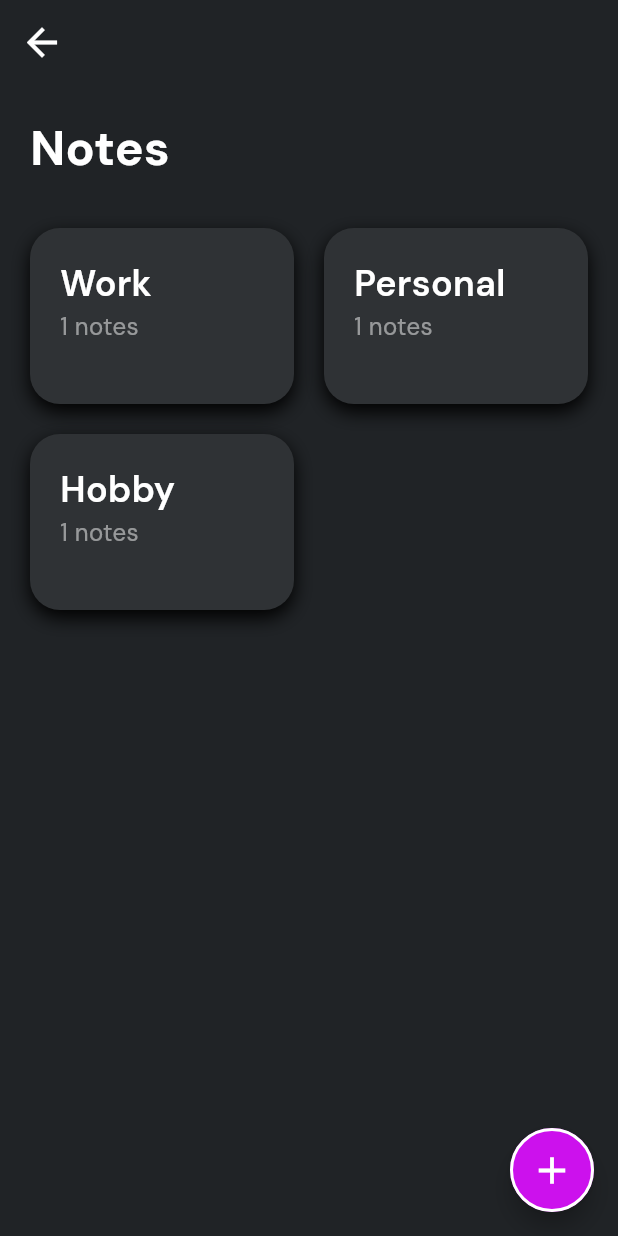
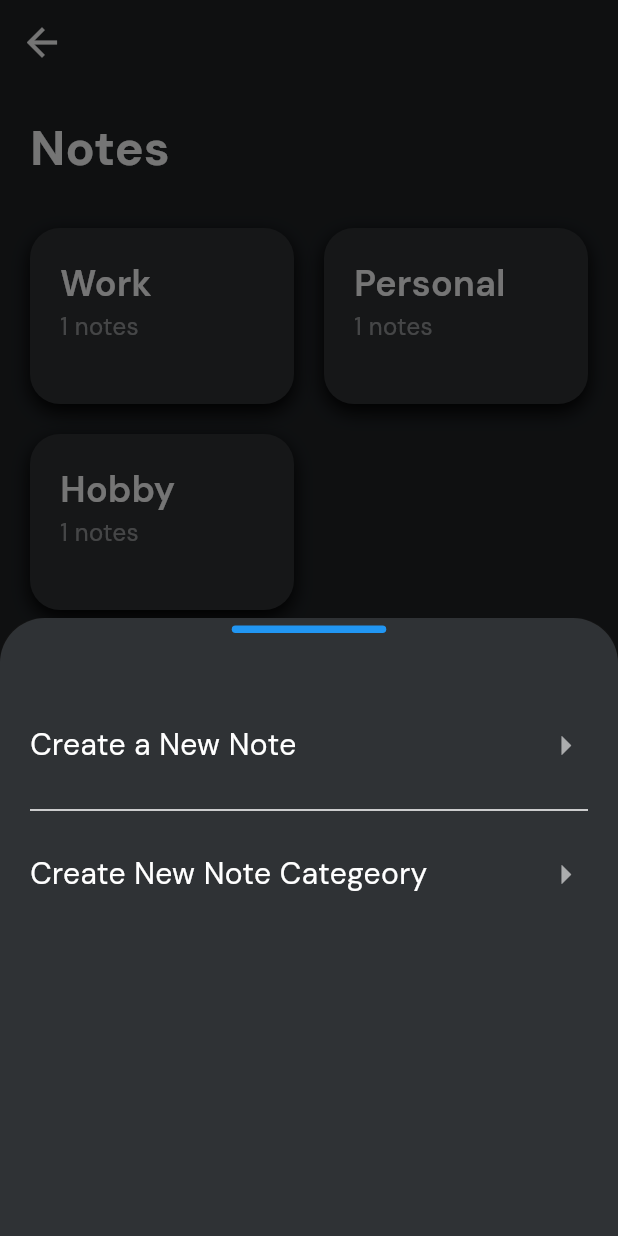
Before and after one commit to THARINDUnirmal/notes-sphere, a Flutter app: the NotesScreen screen opened by its route, after a tap on the "add" icon, on a phone screen of 412 x 824 dp. Run offline on Flutter 3.47's test engine with Material 3 defaults, Android fonts, the phone set to English and light mode, and no system bars; our stand-ins replace go_router, google_fonts, hive, hive_flutter; accounts and stored records are empty.

Commit message:
bottom sheet implement

```diff
--- a/lib/screens/notes_screen.dart
+++ b/lib/screens/notes_screen.dart
@@ -5,6 +5,7 @@ import 'package:notes_sphere/utils/app_constants.dart';
 import 'package:notes_sphere/utils/app_text_styles.dart';
 import 'package:notes_sphere/utils/colors.dart';
 import 'package:notes_sphere/utils/routers/app_routers.dart';
+import 'package:notes_sphere/widgets/input_bottom_sheet_widget.dart';
 import 'package:notes_sphere/widgets/notes_card.dart';
 
 class NotesScreen extends StatefulWidget {
@@ -51,6 +52,16 @@ class _NotesScreenState extends State<NotesScreen> {
     });
   }
 
+  //bottome sheet
+  void openBottomSheet() {
+    showModalBottomSheet(
+      context: context,
+      builder: (context) {
+        return InputBottomSheetWidget();
+      },
+    );
+  }
+
   @override
   Widget build(BuildContext context) {
     return Scaffold(
@@ -67,7 +78,8 @@ class _NotesScreenState extends State<NotesScreen> {
           ),
         ),
       ),
-      body: Padding(
+      body: SingleChildScrollView(
+        child: Padding(
           padding: const EdgeInsets.all(
             AppConstants.kDefaultPdding,
           ),
@@ -113,13 +125,15 @@ class _NotesScreenState extends State<NotesScreen> {
                           },
                           child: NotesCard(
                             cardTiltle: noteWithCategeory.keys.elementAt(index),
-                          noOfNotes:
-                              noteWithCategeory.values.elementAt(index).length,
+                            noOfNotes: noteWithCategeory.values
+                                .elementAt(index)
+                                .length,
                           ),
                         );
                       },
                     )
             ],
+          ),
         ),
       ),
       floatingActionButton: FloatingActionButton(
@@ -130,7 +144,9 @@ class _NotesScreenState extends State<NotesScreen> {
             color: AppColor.kWhiteColor,
           ),
         ),
-        onPressed: () {},
+        onPressed: () {
+          openBottomSheet();
+        },
         child: const Icon(
           Icons.add,
           color: AppColor.kWhiteColor,
--- /dev/null
+++ b/lib/widgets/input_bottom_sheet_widget.dart
@@ -0,0 +1,90 @@
+import 'package:flutter/material.dart';
+import 'package:notes_sphere/utils/app_constants.dart';
+import 'package:notes_sphere/utils/app_text_styles.dart';
+import 'package:notes_sphere/utils/colors.dart';
+
+class InputBottomSheetWidget extends StatefulWidget {
+  const InputBottomSheetWidget({super.key});
+
+  @override
+  State<InputBottomSheetWidget> createState() => _InputBottomSheetWidgetState();
+}
+
+class _InputBottomSheetWidgetState extends State<InputBottomSheetWidget> {
+  @override
+  Widget build(BuildContext context) {
+    return Container(
+      padding: const EdgeInsets.symmetric(
+        horizontal: AppConstants.kDefaultPdding,
+      ),
+      width: double.infinity,
+      height: MediaQuery.of(context).size.height * 0.5,
+      decoration: const BoxDecoration(
+        color: AppColor.kCardColor,
+        borderRadius: BorderRadius.only(
+          topLeft: Radius.circular(
+            30,
+          ),
+          topRight: Radius.circular(
+            30,
+          ),
+        ),
+      ),
+      child: Column(
+        children: [
+          const SizedBox(
+            height: 5,
+          ),
+          Container(
+            width: MediaQuery.of(context).size.width * 0.25,
+            height: 5,
+            decoration: BoxDecoration(
+              borderRadius: BorderRadius.circular(100),
+              color: Colors.blue,
+            ),
+          ),
+          const SizedBox(
+            height: AppConstants.kDefaultPdding * 3,
+          ),
+          Row(
+            children: [
+              Text(
+                "Create a New Note",
+                style: AppTextStyles.appLaegeDescription,
+              ),
+              const Spacer(),
+              Icon(
+                Icons.arrow_right_outlined,
+                size: 30,
+                color: AppColor.kWhiteColor.withOpacity(0.6),
+              ),
+            ],
+          ),
+          const SizedBox(
+            height: 20,
+          ),
+          const Divider(
+            thickness: 1,
+          ),
+          const SizedBox(
+            height: 20,
+          ),
+          Row(
+            children: [
+              Text(
+                "Create New Note Categeory",
+                style: AppTextStyles.appLaegeDescription,
+              ),
+              const Spacer(),
+              Icon(
+                Icons.arrow_right_outlined,
+                size: 30,
+                color: AppColor.kWhiteColor.withOpacity(0.6),
+              ),
+            ],
+          )
+        ],
+      ),
+    );
+  }
+}
```
Lines whose indentation alone changed are shown as unchanged.
